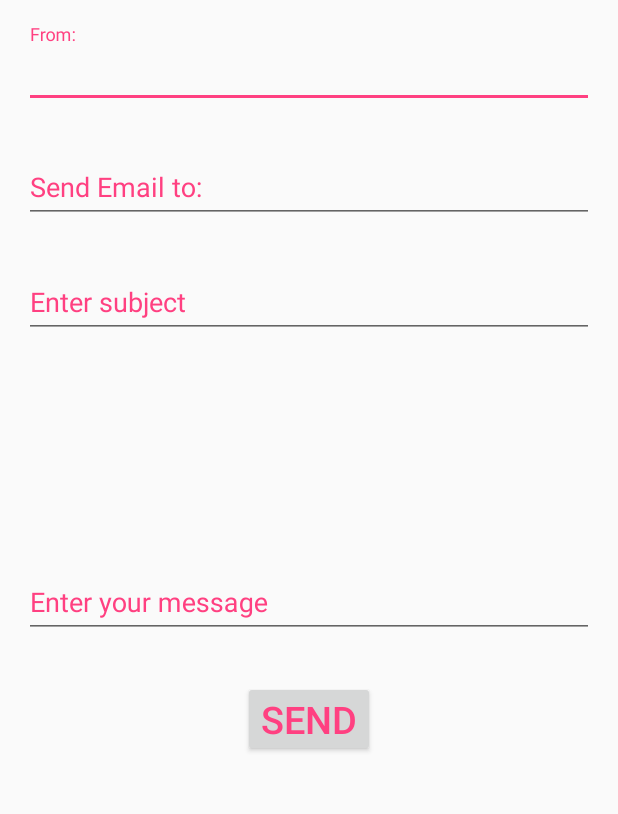
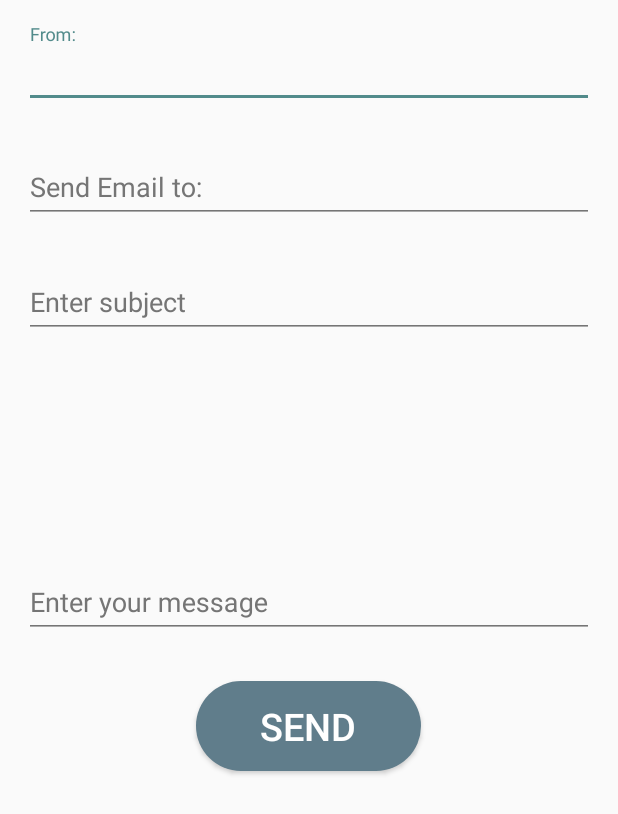
Before and after one commit to GauravChaddha1996/Rakshak, an Android app: the SendMailActivity screen opened directly, with no data from a screen before it, on a phone screen of 412 x 824 dp. Shown: the top 814 px of the screen. Run offline under Robolectric (Android 15) with nearby library versions, the light colour scheme and no system bars; our stand-ins replace ButterKnife; libraries missing offline, so code that uses them is left out: devliving.online.securedpreferencestore, javax.mail, javax.mail.internet, rx.android.schedulers, rx.schedulers; 3 statements that could not run were skipped.

Commit message:
Added Colors But not Compiled

```diff
--- a/app/src/main/java/com/sih/rakshak/features/sendmail/SendMailActivity.java
+++ b/app/src/main/java/com/sih/rakshak/features/sendmail/SendMailActivity.java
@@ -12,6 +12,7 @@ import android.view.MenuItem;
 import android.widget.Button;
 import android.widget.EditText;
 
+import com.google.gson.Gson;
 import com.sih.rakshak.R;
 import com.sih.rakshak.features.CONSTANTS;
 import com.sih.rakshak.features.Utils;
--- /dev/null
+++ b/app/src/main/res/drawable/button_signup_bg.xml
@@ -0,0 +1,19 @@
+<?xml version="1.0" encoding="utf-8"?>
+<shape xmlns:android="http://schemas.android.com/apk/res/android" android:shape="rectangle" >
+    <corners
+        android:radius="50dp"
+        />
+    <solid
+        android:color="@color/colorPrimary"
+        />
+    <padding
+        android:left="0dp"
+        android:top="0dp"
+        android:right="0dp"
+        android:bottom="0dp"
+        />
+    <size
+        android:width="270dp"
+        android:height="60dp"
+        />
+</shape>
--- a/app/src/main/res/layout/activity_send_mail.xml
+++ b/app/src/main/res/layout/activity_send_mail.xml
@@ -16,7 +16,7 @@
             android:paddingLeft="16dp"
             android:paddingRight="16dp"
             android:paddingTop="16dp"
-            android:textColorHint="@color/card_text"
+            android:textColorHint="@color/secondaryText"
             app:errorEnabled="true"
             app:errorTextAppearance="@style/TextAppearance.Design.Error"
             app:hintAnimationEnabled="true"
@@ -36,7 +36,7 @@
             android:layout_height="wrap_content"
             android:paddingLeft="16dp"
             android:paddingRight="16dp"
-            android:textColorHint="@color/card_text"
+            android:textColorHint="@color/secondaryText"
             app:errorEnabled="true"
             app:errorTextAppearance="@style/TextAppearance.Design.Error"
             app:hintAnimationEnabled="true"
@@ -56,7 +56,7 @@
             android:layout_height="wrap_content"
             android:paddingLeft="16dp"
             android:paddingRight="16dp"
-            android:textColorHint="@color/card_text"
+            android:textColorHint="@color/secondaryText"
             app:errorEnabled="true"
             app:errorTextAppearance="@style/TextAppearance.Design.Error"
             app:hintAnimationEnabled="true"
@@ -78,7 +78,7 @@
             android:minHeight="200dp"
             android:paddingLeft="16dp"
             android:paddingRight="16dp"
-            android:textColorHint="@color/card_text"
+            android:textColorHint="@color/secondaryText"
             app:errorEnabled="true"
             app:errorTextAppearance="@style/TextAppearance.Design.Error"
             app:hintAnimationEnabled="true"
@@ -97,13 +97,14 @@
 
         <Button
             android:id="@+id/send_button"
-            android:layout_width="wrap_content"
+            android:layout_width="150dp"
             android:layout_height="wrap_content"
             android:layout_gravity="center"
             android:layout_margin="8dp"
             android:padding="8dp"
             android:text="Send"
-            android:textColor="@color/colorAccent"
+            android:background="@drawable/button_signup_bg"
+            android:textColor="#FFFF"
             android:textSize="25sp" />
 
     </LinearLayout>
--- a/app/src/main/res/layout/fragment_notes.xml
+++ b/app/src/main/res/layout/fragment_notes.xml
@@ -23,5 +23,6 @@
         android:layout_height="wrap_content"
         android:layout_gravity="bottom|end"
         android:layout_margin="@dimen/fab_margin"
+        android:backgroundTint="@color/colorPrimary"
         android:src="@drawable/pen_white"/>
 </android.support.design.widget.CoordinatorLayout>
--- a/app/src/main/res/layout/fragment_notes_detail.xml
+++ b/app/src/main/res/layout/fragment_notes_detail.xml
@@ -18,6 +18,8 @@
             android:padding="4dp"
             android:paddingLeft="10dp"
             android:textSize="16sp"
+            android:layout_marginTop="@dimen/activity_vertical_margin"
+            android:layout_marginBottom="@dimen/activity_vertical_margin"
             android:textStyle="bold" />
 
         <EditText
--- a/app/src/main/res/values/colors.xml
+++ b/app/src/main/res/values/colors.xml
@@ -1,8 +1,15 @@
 <?xml version="1.0" encoding="utf-8"?>
 <resources>
-    <color name="colorPrimary">#3F51B5</color>
-    <color name="colorPrimaryDark">#303F9F</color>
-    <color name="colorAccent">#FF4081</color>
+    <color name="colorPrimary">#607D8B</color>
+    <color name="colorPrimaryDark">#455A64</color>
+    <color name="colorPrimaryLight">#CFD8DC</color>
+    <color name="colorAccent">#528b8b</color>
+    <color name="plainText">#212121</color>
+    <color name="secondaryText">#757575</color>
+    <color name="icons">#FFFFFF</color>
+    <color name="divider">#BDBDBD</color>
     <color name="card_text">#FF4081</color>
+    <color name="primary_text_material_light">#212121</color>
+    <color name="secondary_text_material_light">#757575</color>
 
 </resources>
--- a/app/src/main/res/values/styles.xml
+++ b/app/src/main/res/values/styles.xml
@@ -6,6 +6,8 @@
         <item name="colorPrimary">@color/colorPrimary</item>
         <item name="colorPrimaryDark">@color/colorPrimaryDark</item>
         <item name="colorAccent">@color/colorAccent</item>
+        <item name="android:textColorPrimary">@color/primary_text_material_light</item>
+        <item name="android:textColorSecondary">@color/secondary_text_material_light</item>
     </style>
 
     <style name="AppTheme.NoActionBar">
```
Also changed, not shown: app/src/main/res/layout/activity_register.xml (+6 -7 lines), app/src/main/droid_sans.ttf (deleted).
